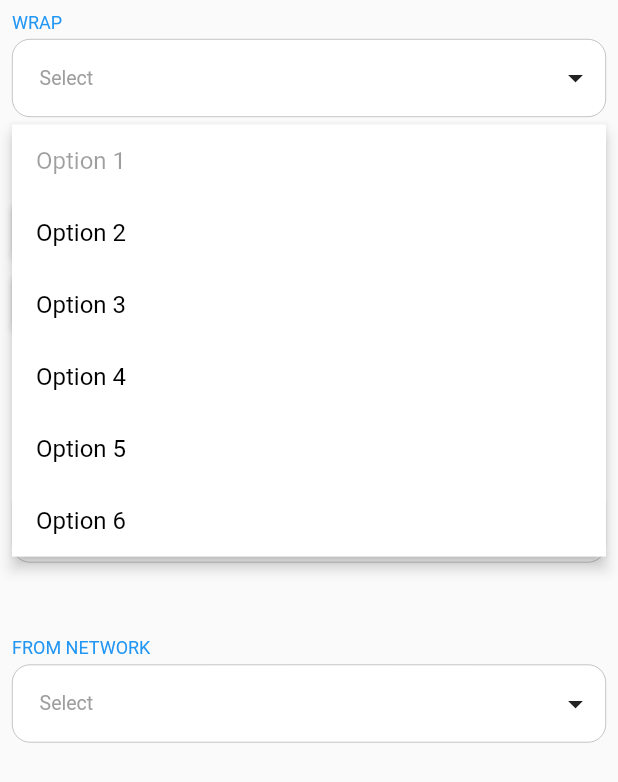
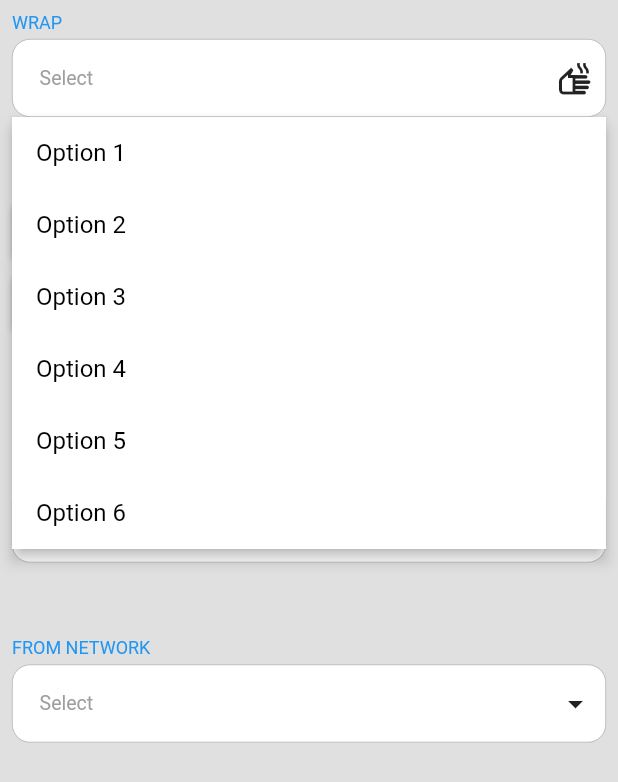
Before and after one commit to oi-narendra/multiselect-dropdown, a Flutter app: the screen it shows after launch, after a tap on "Select", on a phone screen of 412 x 824 dp. Shown: the top 782 px of the screen. Run offline on Flutter 3.47's test engine with Material 2 defaults, Android fonts, the phone set to English and light mode, and no system bars; network calls fail.

Commit message:
fixed dropdown not following field

```diff
--- a/example/lib/main.dart
+++ b/example/lib/main.dart
@@ -14,6 +14,7 @@ class MyApp extends StatelessWidget {
     return MaterialApp(
       title: 'Flutter Demo',
       debugShowCheckedModeBanner: false,
+      themeMode: ThemeMode.dark,
       theme: ThemeData(
         // This is the theme of your application.
         //
@@ -51,6 +52,7 @@ class _MyHomePageState extends State<MyHomePage> {
   @override
   Widget build(BuildContext context) {
     return Scaffold(
+        backgroundColor: Colors.grey.shade300,
         body: SafeArea(
           child: Padding(
             padding: const EdgeInsets.all(8),
@@ -76,16 +78,16 @@ class _MyHomePageState extends State<MyHomePage> {
                     ValueItem(label: 'Option 6', value: '6'),
                   ],
                   maxItems: 4,
-              disabledOptions: const [ValueItem(label: 'Option 1', value: '1')],
                   selectionType: SelectionType.multi,
                   chipConfig: const ChipConfig(
                       wrapType: WrapType.wrap, backgroundColor: Colors.red),
                   dropdownHeight: 300,
                   optionTextStyle: const TextStyle(fontSize: 16),
                   selectedOptionIcon: const Icon(
-                Icons.checklist,
+                    Icons.check_circle,
                     color: Colors.pink,
                   ),
+                  suffixIcon: const Icon(Icons.dry_outlined),
                   selectedOptionTextColor: Colors.blue,
                 ),
                 const SizedBox(
@@ -204,9 +206,7 @@ class _MyHomePageState extends State<MyHomePage> {
                     );
                   }),
                 ),
-            const SizedBox(
-              height: 50,
-            ),
+                const SizedBox(height: 50)
               ],
             ),
           ),
--- a/lib/multiselect_dropdown.dart
+++ b/lib/multiselect_dropdown.dart
@@ -59,7 +59,8 @@ class MultiSelectDropDown extends StatefulWidget {
 
   // dropdownfield configuration
   final Color? backgroundColor;
-  final IconData? suffixIcon;
+  final Icon? suffixIcon;
+  final Icon? clearIcon;
   final Decoration? inputDecoration;
   final double? borderRadius;
   final BorderRadiusGeometry? radiusGeometry;
@@ -205,7 +206,8 @@ class MultiSelectDropDown extends StatefulWidget {
       this.backgroundColor = Colors.white,
       this.dropdownHeight = 200,
       this.showChipInSingleSelectMode = false,
-      this.suffixIcon = Icons.arrow_drop_down,
+      this.suffixIcon = const Icon(Icons.arrow_drop_down),
+      this.clearIcon = const Icon(Icons.close_outlined, size: 14),
       this.selectedItemBuilder,
       this.optionSeparator,
       this.inputDecoration,
@@ -254,7 +256,8 @@ class MultiSelectDropDown extends StatefulWidget {
     this.backgroundColor = Colors.white,
     this.dropdownHeight = 200,
     this.showChipInSingleSelectMode = false,
-    this.suffixIcon = Icons.arrow_drop_down,
+    this.suffixIcon = const Icon(Icons.arrow_drop_down),
+    this.clearIcon = const Icon(Icons.close_outlined, size: 14),
     this.selectedItemBuilder,
     this.optionSeparator,
     this.inputDecoration,
@@ -443,25 +446,27 @@ class _MultiSelectDropDownState extends State<MultiSelectDropDown> {
             padding: _getContainerPadding(),
             decoration: _getContainerDecoration(),
             child: Row(
-              crossAxisAlignment: CrossAxisAlignment.center,
               children: [
                 Expanded(
                   child: _getContainerContent(),
                 ),
-                widget.showClearIcon && _anyItemSelected
-                    ? InkWell(
+                if (widget.showClearIcon && _anyItemSelected) ...[
+                  const SizedBox(width: 4),
+                  InkWell(
                     onTap: () => clear(),
                     child: const Icon(
                       Icons.close_outlined,
-                          size: 14,
+                      size: 20,
                     ),
-                      )
-                    : AnimatedRotation(
+                  ),
+                  const SizedBox(width: 4)
+                ],
+                if (!_selectionMode)
+                  AnimatedRotation(
                     turns: _selectionMode ? 0.5 : 0,
                     duration: const Duration(milliseconds: 200),
-                        child: Icon(
-                          widget.suffixIcon,
-                        )),
+                    child: widget.suffixIcon,
+                  ),
               ],
             ),
           ),
@@ -645,22 +650,22 @@ class _MultiSelectDropDownState extends State<MultiSelectDropDown> {
     final showOnTop = values[1] as bool;
 
     // Get the visual density of the theme
-    final visualDensity = Theme.of(context).visualDensity;
+    // final visualDensity = Theme.of(context).visualDensity;
 
     // Calculate the height of the tile
-    final tileHeight = 48.0 + visualDensity.vertical;
+    // final tileHeight = 48.0 + visualDensity.vertical;
     // Calculate the current height of the dropdown button
-    final currentHeight = tileHeight * _options.length;
+    // final currentHeight = tileHeight * _options.length;
 
     // Check if the dropdown height is less than the current height and greater than 0
-    final bool isScrollable =
-        widget.dropdownHeight < currentHeight && widget.dropdownHeight > 0;
+    // final bool isScrollable =
+    //     widget.dropdownHeight < currentHeight && widget.dropdownHeight > 0;
     // Calculate the offset in the Y direction
-    final offsetY = showOnTop
-        ? isScrollable
-            ? -widget.dropdownHeight - 5
-            : -currentHeight - 5
-        : size.height + 5;
+    // final _offsetY = showOnTop
+    //     ? isScrollable
+    //         ? -widget.dropdownHeight - 5
+    //         : -currentHeight - 5
+    //     : size.height + 5;
     return OverlayEntry(builder: (context) {
       List<ValueItem> options = _options;
       List<ValueItem> selectedOptions = [..._selectedOptions];
@@ -677,10 +682,14 @@ class _MultiSelectDropDownState extends State<MultiSelectDropDown> {
             )),
             CompositedTransformFollower(
               link: _layerLink,
-              showWhenUnlinked: false,
-              offset: Offset(0.0, offsetY),
+              showWhenUnlinked: true,
+              targetAnchor:
+                  showOnTop ? Alignment.topLeft : Alignment.bottomLeft,
+              followerAnchor:
+                  showOnTop ? Alignment.bottomLeft : Alignment.topLeft,
               child: Material(
                   elevation: 4,
+                  shadowColor: Colors.black,
                   child: Container(
                     constraints: BoxConstraints.loose(
                         Size(size.width, widget.dropdownHeight)),
@@ -832,7 +841,7 @@ class _MultiSelectDropDownState extends State<MultiSelectDropDown> {
     final size = values[0] as Size;
     final showOnTop = values[1] as bool;
 
-    final offsetY = showOnTop ? -(size.height + 5) : size.height + 5;
+    // final offsetY = showOnTop ? -(size.height + 5) : size.height + 5;
 
     return OverlayEntry(builder: (context) {
       return StatefulBuilder(builder: ((context, dropdownState) {
@@ -847,7 +856,10 @@ class _MultiSelectDropDownState extends State<MultiSelectDropDown> {
             )),
             CompositedTransformFollower(
                 link: _layerLink,
-                offset: Offset(0.0, offsetY),
+                targetAnchor:
+                    showOnTop ? Alignment.topLeft : Alignment.bottomLeft,
+                followerAnchor:
+                    showOnTop ? Alignment.bottomLeft : Alignment.topLeft,
                 child: Material(
                     elevation: 4,
                     child: Container(
--- a/pubspec.yaml
+++ b/pubspec.yaml
@@ -1,6 +1,6 @@
 name: multi_dropdown
 description: "A Flutter widget that allows the user to select one or more options from a list, and displays the selected options as chips. The use can also fetch options from a remote source."
-version: 2.0.1
+version: 2.0.2
 homepage: "https://github.com/oi-narendra/multiselect-dropdown"
 
 environment:
@@ -10,7 +10,7 @@ environment:
 dependencies:
   flutter:
     sdk: flutter
-  http: ^1.0.0
+  http: ^1.1.0
 
 dev_dependencies:
   flutter_test:
```
Also changed, not shown: example/pubspec.lock, 3 other files. Lines whose indentation alone changed are shown as unchanged.
